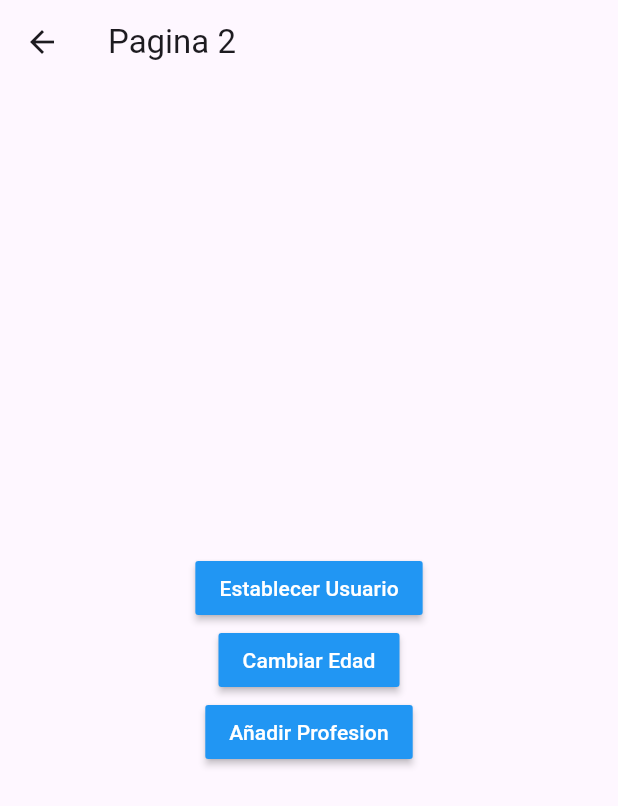
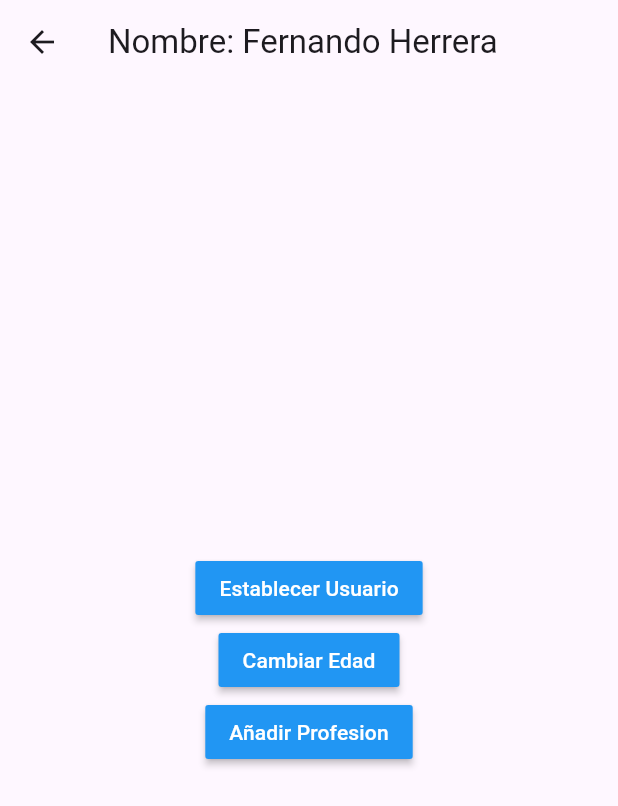
Before and after one commit to martinezrmena/estados_app, a Flutter app: the Pagina2Page screen opened by its route, after a tap on "Establecer Usuario", on a phone screen of 412 x 824 dp. Shown: the top 806 px of the screen. Run offline on Flutter 3.47's test engine with Material 3 defaults, Android fonts, the phone set to English and light mode, and no system bars; accounts and stored records are empty.

```diff
--- a/lib/pages/pagina1_page.dart
+++ b/lib/pages/pagina1_page.dart
@@ -1,7 +1,9 @@
 import 'package:flutter/material.dart';
+import 'package:provider/provider.dart';
 
 import 'package:estados_app/models/usuario.dart';
 import 'package:estados_app/services/usuario_service.dart';
+
 
 class Pagina1Page extends StatelessWidget {
 
@@ -9,20 +11,22 @@ class Pagina1Page extends StatelessWidget {
 
   @override
   Widget build(BuildContext context) {
+
+    final usuarioService = Provider.of<UsuarioService>(context);
+
     return Scaffold(
       appBar: AppBar(
         title: const Text('Pagina 1'),
+        actions: [
+          IconButton(
+            icon: const Icon( Icons.exit_to_app ),
+            onPressed: () => usuarioService.removerUsuario()
+          )
+        ],
       ),
-      body: StreamBuilder(
-        stream: usuarioService.usuarioStream,
-        builder: (BuildContext context, AsyncSnapshot<Usuario> snapshot){
-
-          return snapshot.hasData
-            ? InformacionUsuario( snapshot.data )
-            : const Center(child: Text( 'No hay información del usuario' ) );
-
-        },
-      ),
+      body: usuarioService.existeUsuario
+       ? InformacionUsuario( usuarioService.usuario! )
+       : const Center( child: Text('No hay usuario seleccionado') ),
 
      floatingActionButton: FloatingActionButton(
        child: const Icon( Icons.accessibility_new ),
@@ -34,15 +38,12 @@ class Pagina1Page extends StatelessWidget {
 
 class InformacionUsuario extends StatelessWidget {
 
-  final Usuario? usuario;
+  final Usuario usuario;
 
   const InformacionUsuario( this.usuario, {super.key} );
 
-
   @override
   Widget build(BuildContext context) {
-
-
     return Container(
       width: double.infinity,
       height: double.infinity,
@@ -54,15 +55,16 @@ class InformacionUsuario extends StatelessWidget {
           const Text('General', style: TextStyle( fontSize: 18, fontWeight: FontWeight.bold ) ),
           const Divider(),
 
-          ListTile( title: Text('Nombre: ${ usuario?.nombre }') ),
-          ListTile( title: Text('Edad: ${ usuario?.edad }') ),
+          ListTile( title: Text('Nombre: ${ usuario.nombre }') ),
+          ListTile( title: Text('Edad: ${ usuario.edad }') ),
 
           const Text('Profesiones', style: TextStyle( fontSize: 18, fontWeight: FontWeight.bold ) ),
           const Divider(),
 
-          const ListTile( title: Text('Profesion 1') ),
-          const ListTile( title: Text('Profesion 1') ),
-          const ListTile( title: Text('Profesion 1') ),
+          ...usuario.profesiones.map(
+            (profesion) => ListTile( title: Text( profesion ) )
+          )
+          // ListTile( title: Text('Profesion 1') ),
 
         ],
       ),
--- a/lib/pages/pagina2_page.dart
+++ b/lib/pages/pagina2_page.dart
@@ -1,6 +1,7 @@
+import 'package:estados_app/models/usuario.dart';
 import 'package:flutter/material.dart';
+import 'package:provider/provider.dart';
 
-import 'package:estados_app/models/usuario.dart';
 import 'package:estados_app/services/usuario_service.dart';
 
 
@@ -10,16 +11,14 @@ class Pagina2Page extends StatelessWidget {
 
   @override
   Widget build(BuildContext context) {
+
+    final usuarioService = Provider.of<UsuarioService>(context);
+
     return Scaffold(
       appBar: AppBar(
-        title: StreamBuilder(
-          stream: usuarioService.usuarioStream,
-          builder: (BuildContext context, AsyncSnapshot<Usuario> snapshot){
-            return snapshot.hasData
-              ? Text('Nombre: ${ snapshot.data?.nombre }')
-              : const Text('Pagina 2');
-          },
-        ),
+        title: usuarioService.existeUsuario
+          ? Text('Nombre: ${ usuarioService.usuario!.nombre }')
+          : const Text('Pagina 2'),
       ),
       body: Center(
         child: Column(
@@ -29,10 +28,12 @@ class Pagina2Page extends StatelessWidget {
             MaterialButton(
               color: Colors.blue,
               onPressed: () {
-
-                final nuevoUsuario = Usuario( nombre: 'Fernando', edad: 35 );
-
-                usuarioService.cargarUsuario(nuevoUsuario);
+                final newUser = Usuario(
+                  nombre: 'Fernando Herrera',
+                  edad: 34,
+                  profesiones: ['Fullstack Developer', 'Video Jugador Experto']
+                );
+                usuarioService.usuario = newUser;
               },
               child: const Text('Establecer Usuario', style: TextStyle( color: Colors.white ) )
             ),
@@ -40,7 +41,7 @@ class Pagina2Page extends StatelessWidget {
             MaterialButton(
               color: Colors.blue,
               onPressed: () {
-                usuarioService.cambiarEdad(30);
+                usuarioService.cambiarEdad(45);
               },
               child: const Text('Cambiar Edad', style: TextStyle( color: Colors.white ) )
             ),
@@ -48,7 +49,7 @@ class Pagina2Page extends StatelessWidget {
             MaterialButton(
               color: Colors.blue,
               onPressed: () {
-
+                usuarioService.agregarProfesion();
               },
               child: const Text('Añadir Profesion', style: TextStyle( color: Colors.white ) )
             ),
--- a/lib/services/usuario_service.dart
+++ b/lib/services/usuario_service.dart
@@ -1,9 +1,32 @@
-import 'dart:async';
+import 'package:flutter/material.dart';
 
 import 'package:estados_app/models/usuario.dart';
 
-class _UsuarioService {
+class UsuarioService with ChangeNotifier {
+  Usuario? _usuario;
 
+  Usuario? get usuario => _usuario;
+  set usuario(Usuario? user) {
+    _usuario = user;
+    notifyListeners();
+  }
+
+  bool get existeUsuario => (_usuario != null) ? true : false;
+
+  void cambiarEdad(int edad) {
+    _usuario?.edad = edad;
+    notifyListeners();
+  }
+
+  void removerUsuario() {
+    _usuario = null;
+    notifyListeners();
+  }
+
+  void agregarProfesion() {
+    _usuario
+        ?.profesiones
+        .add('Profesion ${_usuario!.profesiones.length + 1}');
+    notifyListeners();
+  }
 }
-
-final usuarioService = _UsuarioService();
--- a/pubspec.yaml
+++ b/pubspec.yaml
@@ -9,6 +9,7 @@ environment:
 dependencies:
   flutter:
     sdk: flutter
+  provider: ^6.1.2
 
 dev_dependencies:
   flutter_test:
```
Also changed, not shown: lib/main.dart (+18 -10 lines), pubspec.lock, 1 other file.
